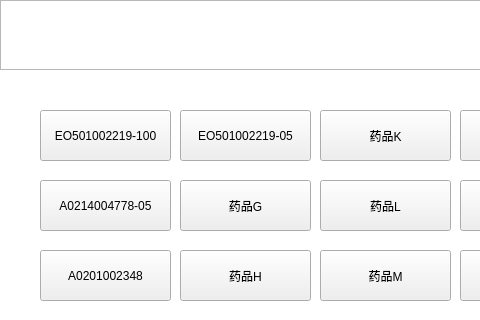
birdman1992/SmartCabinet, file SmartCabinet/Device/devicesimulate.ui: the form before one commit; both pictures show x 0 to 480 and y 0 to 320 of the 640 by 480 pixel window.
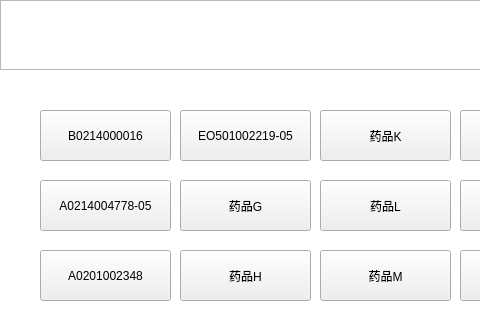
The form after the commit.

```diff
--- a/SmartCabinet/Device/devicesimulate.ui
+++ b/SmartCabinet/Device/devicesimulate.ui
@@ -166,7 +166,7 @@
         <enum>Qt::NoFocus</enum>
        </property>
        <property name="text">
-        <string>EO501002219-100</string>
+        <string>B0214000016</string>
        </property>
       </widget>
       <widget class="QPushButton" name="pushButton_6">
```
Left out of the diff: 4 changed lines with no effect on the pictures.
